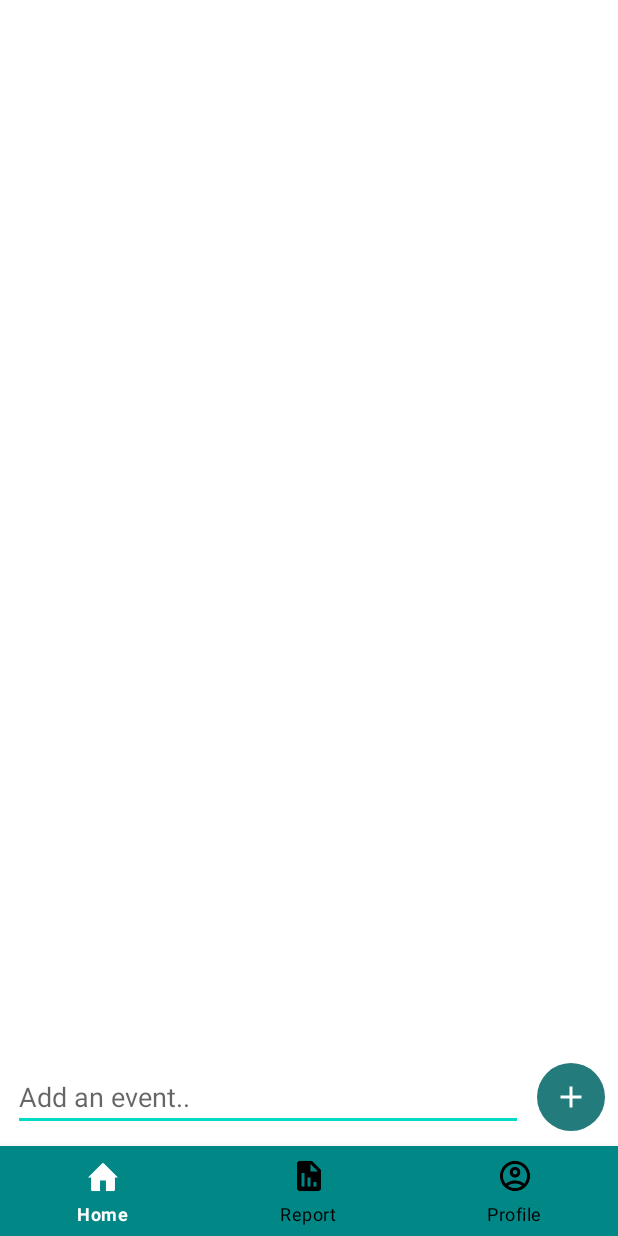
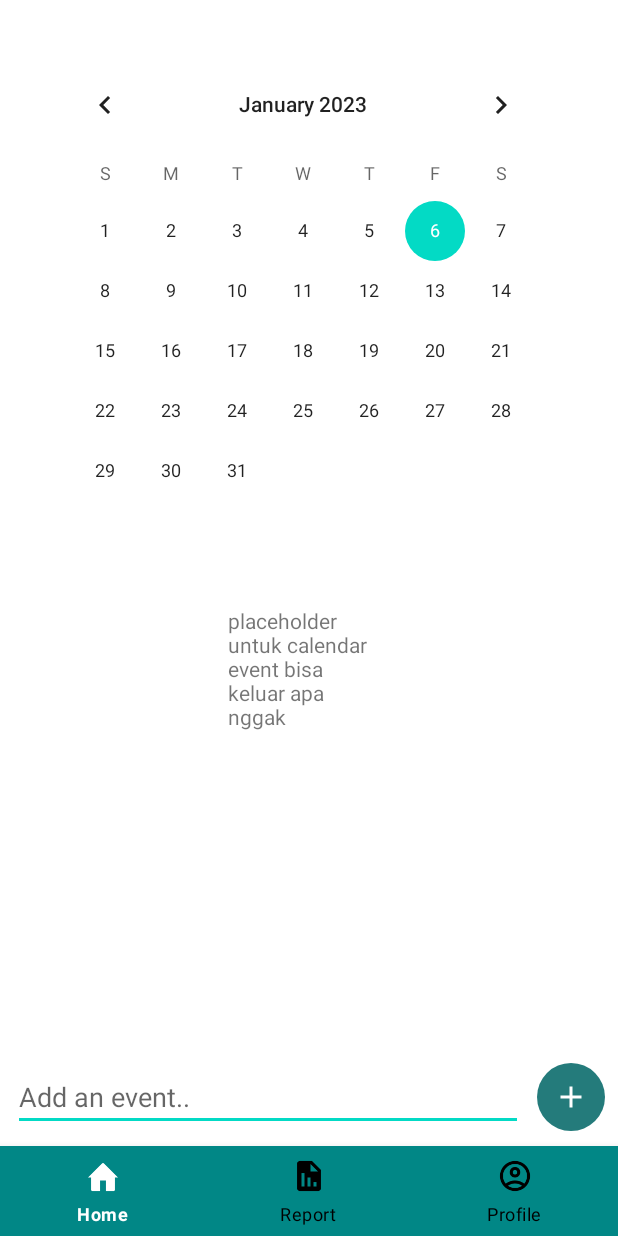
Before and after one commit to Styfh/Wall-Y, an Android app: the screen it shows after launch (MainActivity), on a phone screen of 412 x 824 dp. Run offline under Robolectric (Android 15) with nearby library versions, the phone set to English and light mode, and no system bars.

Commit message:
add calendar UI and user input

```diff
--- a/app/src/main/java/com/example/wall_y/MainActivity.java
+++ b/app/src/main/java/com/example/wall_y/MainActivity.java
@@ -7,6 +7,7 @@ import androidx.fragment.app.DialogFragment;
 import android.app.AlertDialog;
 import android.content.DialogInterface;
 import android.content.Intent;
+import android.nfc.Tag;
 import android.os.Bundle;
 import android.os.Debug;
 import android.text.Editable;
@@ -16,24 +17,55 @@ import android.view.LayoutInflater;
 import android.view.MenuItem;
 import android.view.View;
 import android.widget.ArrayAdapter;
+import android.widget.CalendarView;
 import android.widget.EditText;
 import android.widget.ImageButton;
 import android.widget.Spinner;
+import android.widget.TextView;
 import android.widget.Toast;
 
 import com.google.android.material.bottomnavigation.BottomNavigationView;
 import com.google.android.material.navigation.NavigationBarView;
+import com.google.android.material.tabs.TabLayout;
 
 import java.lang.reflect.Array;
+import java.util.Calendar;
 
-public class MainActivity extends AppCompatActivity {
+public class MainActivity extends AppCompatActivity implements CalendarDialog.CalendarDialogListener {
 
     final String D_TAG = "MAIN";
+    private CalendarView calView;
+    private TextView calEventPlaceholder;
+    public String date;
+    public int day = 0;
+    public int month = 0;
+    public int year = 0;
 
     @Override
     protected void onCreate(Bundle savedInstanceState) {
         super.onCreate(savedInstanceState);
         setContentView(R.layout.activity_main);
+
+        // CALENDAR
+        calView = (CalendarView) findViewById(R.id.calendarView);
+        calEventPlaceholder = findViewById(R.id.calendarEventPlaceholder);
+
+        calView.setOnDateChangeListener(new CalendarView.OnDateChangeListener() {
+            @Override
+            public void onSelectedDayChange(@NonNull CalendarView calendarView, int i, int i1, int i2) {
+                //date = i + "/" + (i1+1) + "/" + i2;
+                //Log.d(D_TAG, "date: " + date);
+                day = i2;
+                month = i1+1;
+                year = i;
+                date = day + "/" + month + "/" + year;
+
+                CalendarDialog calendarDialog = new CalendarDialog(day, month, year);
+                calendarDialog.show(getSupportFragmentManager(), "create calendar dialog");
+
+            }
+
+        });
 
         // NAVBAR LOGIC
 
@@ -130,4 +162,8 @@ public class MainActivity extends AppCompatActivity {
 
     }
 
+    @Override
+    public void applyText(String reminder) {
+        calEventPlaceholder.setText(date + " " + reminder);
+    }
 }
--- a/app/src/main/res/layout/activity_main.xml
+++ b/app/src/main/res/layout/activity_main.xml
@@ -40,4 +40,23 @@
         app:layout_constraintBottom_toBottomOf="parent"
         app:layout_constraintStart_toStartOf="parent"/>
 
+    <CalendarView
+        android:id="@+id/calendarView"
+        android:layout_width="wrap_content"
+        android:layout_height="wrap_content"
+        android:layout_marginStart="28dp"
+        android:layout_marginTop="36dp"
+        app:layout_constraintStart_toStartOf="parent"
+        app:layout_constraintTop_toTopOf="parent" />
+
+    <TextView
+        android:id="@+id/calendarEventPlaceholder"
+        android:layout_width="100dp"
+        android:layout_height="100dp"
+        android:layout_marginStart="152dp"
+        android:layout_marginTop="404dp"
+        android:text="placeholder untuk calendar event bisa keluar apa nggak"
+        app:layout_constraintStart_toStartOf="parent"
+        app:layout_constraintTop_toTopOf="parent" />
+
 </androidx.constraintlayout.widget.ConstraintLayout>
```
Also changed, not shown: app/src/main/java/com/example/wall_y/CalendarDialog.java (added, +67 -0 lines), app/src/main/res/layout/dialog_calendar_event.xml (added, +13 -0 lines).
